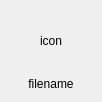
Qt form ui_files/file_thumbs.ui (sanath111/rbhus_clone) before a commit.
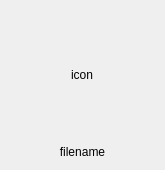
The same form after that commit.

```diff
--- a/ui_files/file_thumbs.ui
+++ b/ui_files/file_thumbs.ui
@@ -6,8 +6,8 @@
    <rect>
     <x>0</x>
     <y>0</y>
-    <width>102</width>
-    <height>102</height>
+    <width>165</width>
+    <height>165</height>
    </rect>
   </property>
   <property name="contextMenuPolicy">
@@ -21,8 +21,8 @@
     <widget class="QLabel" name="labelIcon">
      <property name="minimumSize">
       <size>
-       <width>60</width>
-       <height>60</height>
+       <width>128</width>
+       <height>128</height>
       </size>
      </property>
      <property name="text">
```
Left out of the diff: 2 changed lines with no effect on the pictures.
